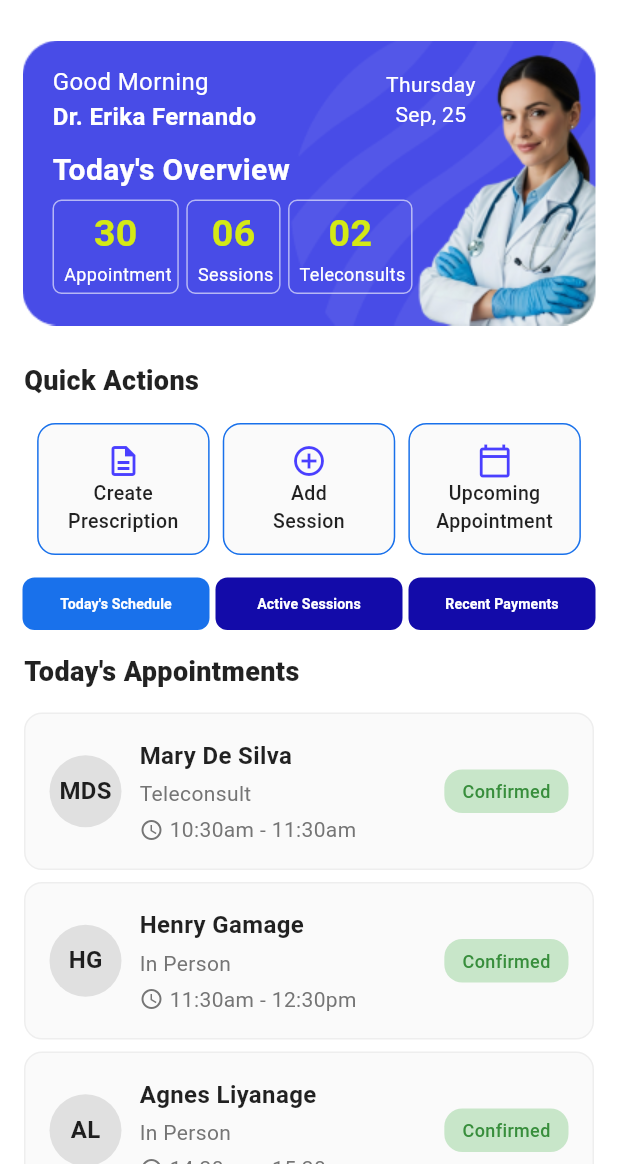
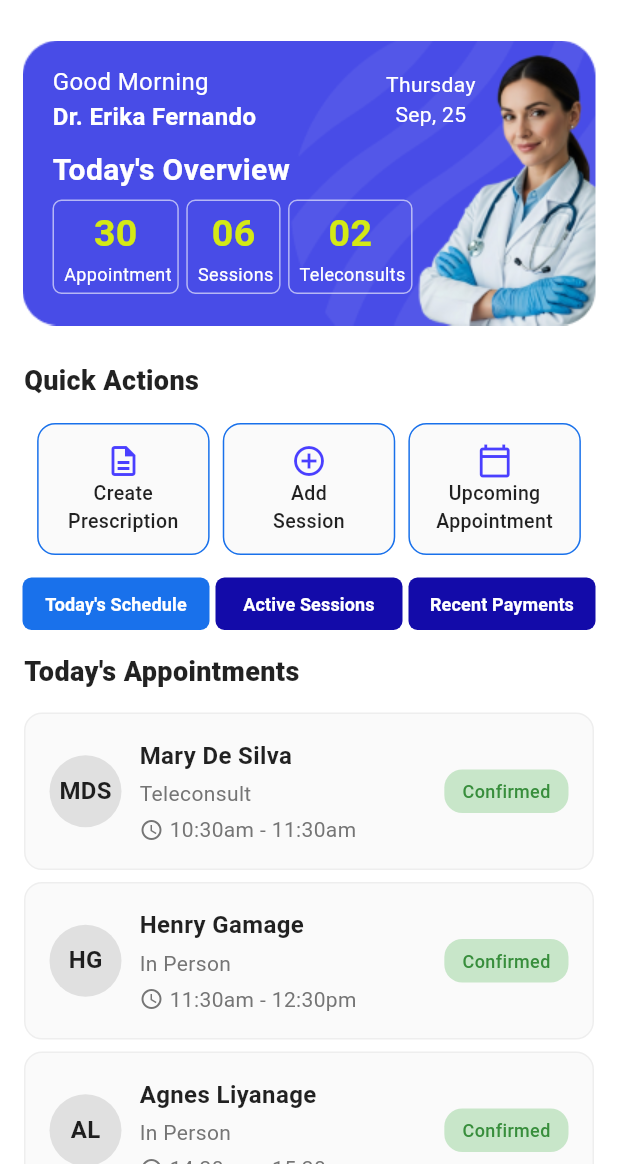
Before and after one commit to eChanneling-Revamp/Doctor-App, a Flutter app: the HomeScreen screen opened directly, on a phone screen of 412 x 824 dp, the part 72-1236 px from its top. Run offline on Flutter 3.47's test engine with Material 3 defaults, Android fonts, the phone set to English and light mode, and no system bars.

Commit message:
Refactor schedule button styles and add isToday flag
Updated the schedule button widget to accept an isToday flag, adjusted button padding, border radius, and text styling for consistency. This improves visual distinction and code flexibility for today's schedule button.

```diff
--- a/doctorapp/lib/widgets/home_widgets/schedule_buttons_widgets.dart
+++ b/doctorapp/lib/widgets/home_widgets/schedule_buttons_widgets.dart
@@ -32,6 +32,7 @@ class ScheduleButtonsSection extends StatelessWidget {
                   : const Color.fromARGB(255, 19, 11, 169),
               Colors.white,
               onTodayScheduleTap ?? () {},
+              isToday: true,
             ),
           ),
           const SizedBox(width: 4),
@@ -65,24 +66,26 @@ class ScheduleButtonsSection extends StatelessWidget {
     String text,
     Color backgroundColor,
     Color textColor,
-    VoidCallback onPressed,
-  ) {
+    VoidCallback onPressed, {
+    bool isToday = false,
+  }) {
     return SizedBox(
       height: 35,
       child: ElevatedButton(
         onPressed: onPressed,
         style: ElevatedButton.styleFrom(
           backgroundColor: backgroundColor,
-          shape: RoundedRectangleBorder(borderRadius: BorderRadius.circular(8)),
           elevation: 0,
+          shape: RoundedRectangleBorder(borderRadius: BorderRadius.circular(6)),
+          padding: const EdgeInsets.symmetric(horizontal: 12),
         ),
         child: Text(
           text,
           textAlign: TextAlign.center,
           style: TextStyle(
             color: textColor,
-            fontSize: 9.43,
-            fontWeight: FontWeight.w700,
+            fontSize: isToday ? 12 : 12,
+            fontWeight: FontWeight.w600,
           ),
         ),
       ),
```
